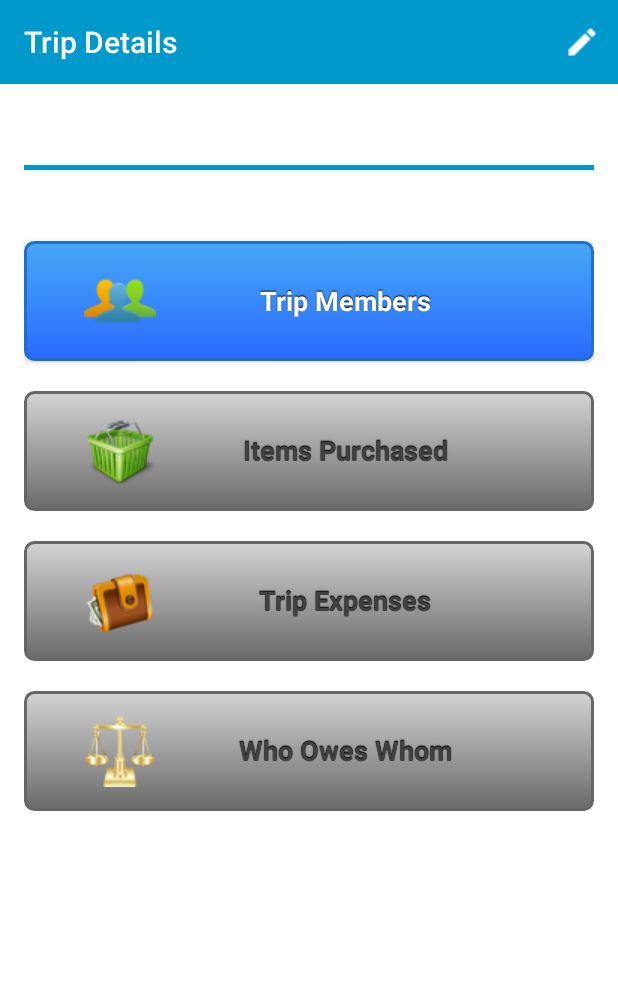
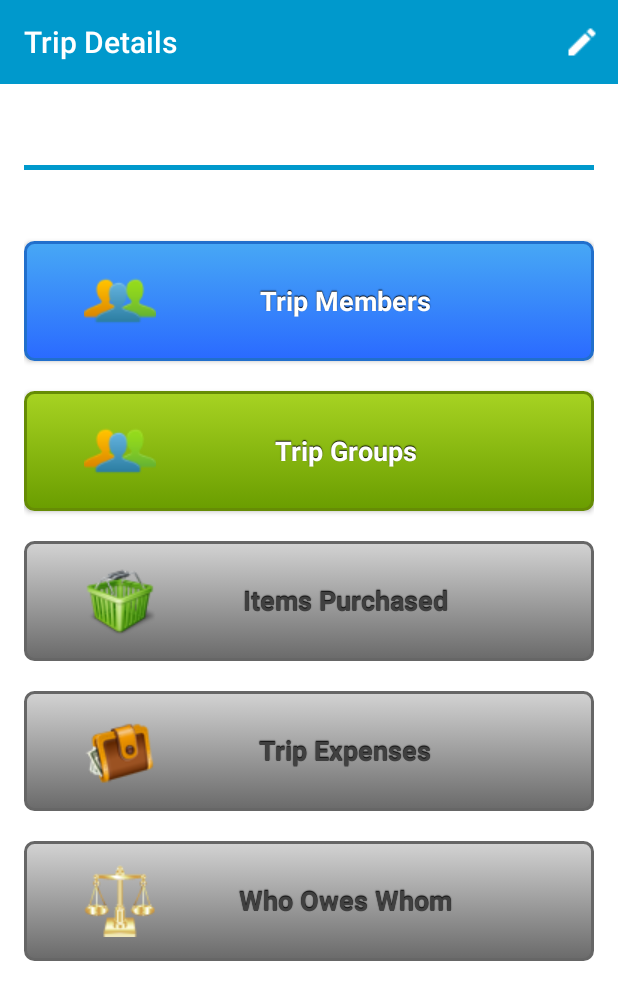
Before and after one commit to raghubs81/OU, an Android app: the fragment TripDetailFragment placed in its activity, on a phone screen of 412 x 824 dp. Shown: the top 1000 px of the screen. Run offline under Robolectric (Android 15) with nearby library versions, the phone set to English and light mode, and no system bars; 7 statements that could not run were skipped.

Commit message:
modified:   app/app.iml 	renamed:    app/src/main/java/com/maga/ou/util/GroupDetailFragment.java -> app/src/main/java/com/maga/ou/GroupDetailFragment.java 	modified:   app/src/main/java/com/maga/ou/ItemPaymentDetailFragment.java 	modified:   app/src/main/java/com/maga/ou/MainFragmentManagerActivity.java 	modified:   app/src/main/java/com/maga/ou/TripDetailFragment.java 	modified:   app/src/main/java/com/maga/ou/model/TripGroup.java 	modified:   app/src/main/res/layout/fragment_group_detail.xml 	modified:   app/src/main/res/layout/fragment_item_payment_detail.xml 	modified:   app/src/main/res/layout/fragment_trip_detail.xml 	modified:   app/src/main/res/values/strings.xml

```diff
--- a/app/src/main/java/com/maga/ou/ItemPaymentDetailFragment.java
+++ b/app/src/main/java/com/maga/ou/ItemPaymentDetailFragment.java
@@ -217,7 +217,7 @@ public class ItemPaymentDetailFragment extends Fragment
             new View.OnClickListener()
             {
                @Override
-               public void onClick(View view)
+               public void onClick (View view)
                {
                   listener.goToUserDetailClicked(tripId, user.getId());
                }
--- a/app/src/main/java/com/maga/ou/TripDetailFragment.java
+++ b/app/src/main/java/com/maga/ou/TripDetailFragment.java
@@ -120,14 +120,16 @@ public class TripDetailFragment extends Fragment implements View.OnClickListener
    {
       int id = view.getId();
 
-      if (id == R.id.trip_detail__items)
+      if (id == R.id.trip_detail__users)
+         onClickTripUsers();
+      else if (id == R.id.trip_detail__groups)
+         onClickTripGroups();
+      else if (id == R.id.trip_detail__items)
          onClickTripItems();
-      else if (id == R.id.trip_detail__users)
-         onClickTripUsers();
       else if (id == R.id.trip_detail__wow)
-         onClickTripWOW ();
+         onClickTripWOW();
       else if (id == R.id.trip_detail__expenses)
-         onClickTripExpenses ();
+         onClickTripExpenses();
    }
 
    /**
@@ -159,11 +161,14 @@ public class TripDetailFragment extends Fragment implements View.OnClickListener
       TextView textDetail = (TextView)viewRoot.findViewById(R.id.trip_detail__detail);
       textDetail.setText(trip.getDetail());
 
+      Button buttonTripUsers = (Button)viewRoot.findViewById(R.id.trip_detail__users);
+      buttonTripUsers.setOnClickListener(this);
+
+      Button buttonTripGroups = (Button)viewRoot.findViewById(R.id.trip_detail__groups);
+      buttonTripGroups.setOnClickListener(this);
+
       Button buttonTripItems = (Button)viewRoot.findViewById(R.id.trip_detail__items);
       buttonTripItems.setOnClickListener(this);
-
-      Button buttonTripUsers = (Button)viewRoot.findViewById(R.id.trip_detail__users);
-      buttonTripUsers.setOnClickListener(this);
 
       Button buttonTripWOW = (Button)viewRoot.findViewById(R.id.trip_detail__wow);
       buttonTripWOW.setOnClickListener(this);
@@ -189,6 +194,11 @@ public class TripDetailFragment extends Fragment implements View.OnClickListener
       listener.goToTripUsersClicked(tripId);
    }
 
+   private void onClickTripGroups ()
+   {
+      listener.goToTripGroupsClicked(tripId);
+   }
+
    private void onClickTripWOW ()
    {
       listener.goToTripWOWClicked(tripId);
@@ -201,11 +211,12 @@ public class TripDetailFragment extends Fragment implements View.OnClickListener
 
    public interface TripDetailListener
    {
-      void tripEditClicked (int tripId);
-      void goToTripItemsClicked(int tripId);
-      void goToTripUsersClicked(int tripId);
-      void goToTripWOWClicked  (int tripId);
-      void gotoTripExpenses    (int tripId);
+      void goToTripUsersClicked  (int tripId);
+      void goToTripGroupsClicked (int tripId);
+      void tripEditClicked      (int tripId);
+      void goToTripItemsClicked (int tripId);
+      void goToTripWOWClicked   (int tripId);
+      void gotoTripExpenses     (int tripId);
    }
 
 }
--- a/app/src/main/res/layout/fragment_item_payment_detail.xml
+++ b/app/src/main/res/layout/fragment_item_payment_detail.xml
@@ -9,7 +9,8 @@
    android:paddingRight="@dimen/activity_horizontal_margin"
    android:paddingTop="@dimen/activity_vertical_margin"
    android:paddingBottom="@dimen/activity_vertical_margin"
-   android:background="@color/bgLightPrimary">
+   android:background="@color/bgLightPrimary"
+   android:orientation="vertical">
 
    <ScrollView
       android:layout_width="match_parent"
@@ -20,7 +21,7 @@
 
       <LinearLayout
          android:layout_width="match_parent"
-         android:layout_height="match_parent"
+         android:layout_height="wrap_content"
          android:orientation="vertical">
 
          <TextView
--- a/app/src/main/res/layout/fragment_trip_detail.xml
+++ b/app/src/main/res/layout/fragment_trip_detail.xml
@@ -54,6 +54,21 @@
             />
 
          <Button
+            android:id="@+id/trip_detail__groups"
+            android:layout_width="match_parent"
+            android:layout_height="80dp"
+            android:layout_marginTop="20dp"
+            android:layout_gravity="center"
+            android:textSize="18sp"
+            style="@style/OU.Button.Green"
+            android:text="@string/trip_groups"
+            android:drawableLeft="@drawable/thumb_users"
+            android:paddingLeft="40dp"
+            android:drawablePadding="-40dp"
+            />
+
+
+         <Button
             android:id="@+id/trip_detail__items"
             android:layout_width="match_parent"
             android:layout_height="80dp"
--- a/app/src/main/res/values/strings.xml
+++ b/app/src/main/res/values/strings.xml
@@ -28,6 +28,7 @@
    <string name="trip_hint_details">Tell me more about it...</string>
    <string name="trip_items">Items Purchased</string>
    <string name="trip_users">Trip Members</string>
+   <string name="trip_groups">Trip Groups</string>
    <string name="trip_wow">Who Owes Whom</string>
    <string name="trip_expenses">Trip Expenses</string>
 
```
Also changed, not shown: app/src/main/java/com/maga/ou/GroupDetailFragment.java (renamed from app/src/main/java/com/maga/ou/util/GroupDetailFragment.java, +8 -4 lines), app/src/main/java/com/maga/ou/MainFragmentManagerActivity.java (+50 -15 lines), app/src/main/java/com/maga/ou/model/TripGroup.java (+11 -4 lines), app/src/main/res/layout/fragment_group_detail.xml (+16 -0 lines), 1 other file.
